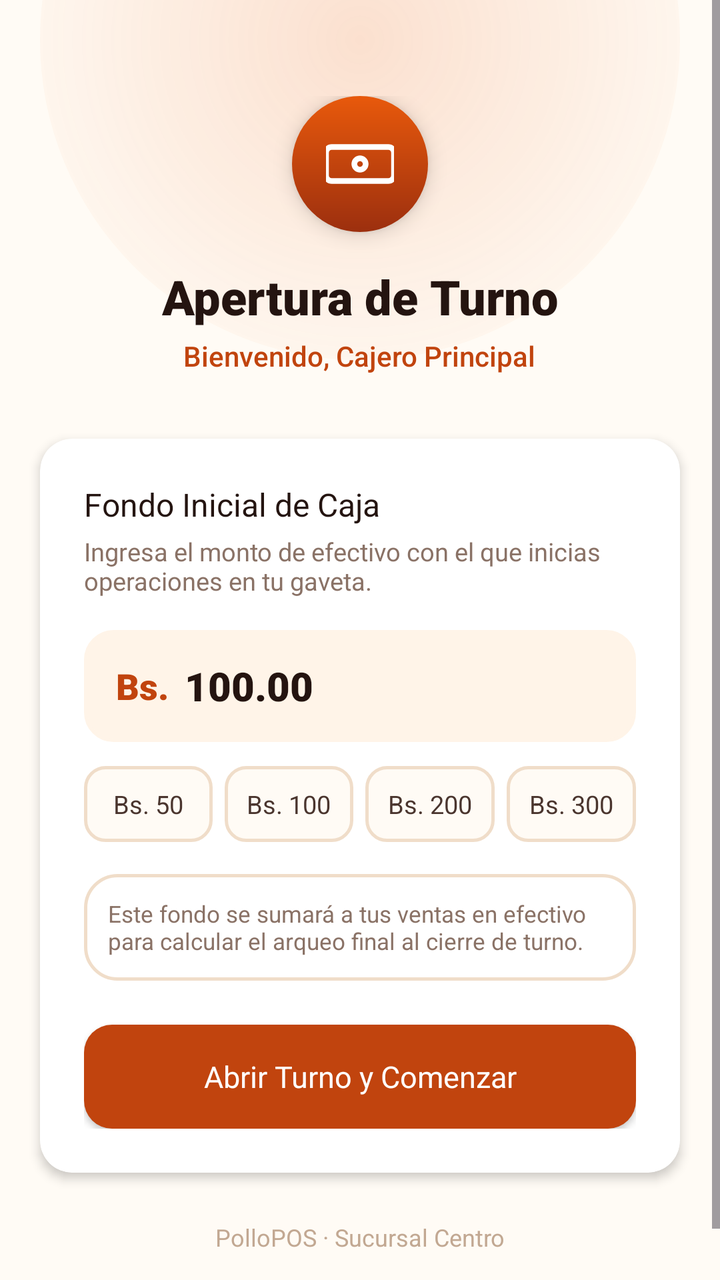
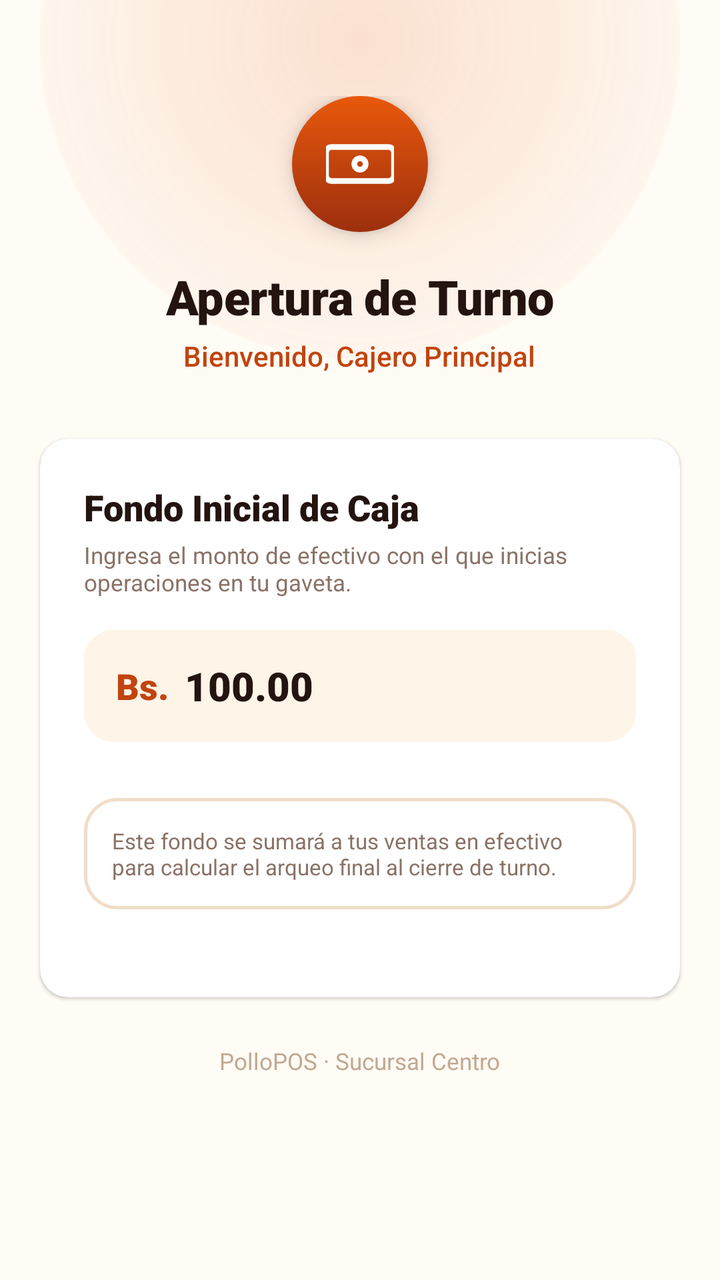

The first picture is an Android layout as it rendered before a commit; the second is the same layout after the commit. The layout source and the unified diff follow.
<!-- AndroidManifest.xml: application theme Theme.Pollogithub -->
<!-- res/layout/activity_apertura_caja.xml -->
<?xml version="1.0" encoding="utf-8"?>
<ScrollView xmlns:android="http://schemas.android.com/apk/res/android"
    xmlns:app="http://schemas.android.com/apk/res-auto"
    xmlns:tools="http://schemas.android.com/tools"
    android:id="@+id/mainApertura"
    android:layout_width="match_parent"
    android:layout_height="match_parent"
    android:fillViewport="true"
    android:background="@color/paper_50">

    <androidx.constraintlayout.widget.ConstraintLayout
        android:layout_width="match_parent"
        android:layout_height="wrap_content"
        android:paddingBottom="40dp">

        
        <View
            android:id="@+id/glowView"
            android:layout_width="320dp"
            android:layout_height="320dp"
            android:background="@drawable/bg_glow_top"
            app:layout_constraintEnd_toEndOf="parent"
            app:layout_constraintStart_toStartOf="parent"
            app:layout_constraintTop_toTopOf="parent"
            android:translationY="-140dp" />

        
        <LinearLayout
            android:id="@+id/headerApertura"
            android:layout_width="match_parent"
            android:layout_height="wrap_content"
            android:gravity="center_horizontal"
            android:orientation="vertical"
            android:paddingTop="48dp"
            android:paddingBottom="24dp"
            app:layout_constraintTop_toTopOf="parent">

            <FrameLayout
                android:layout_width="68dp"
                android:layout_height="68dp"
                android:layout_marginBottom="16dp"
                android:background="@drawable/bg_brand_logo"
                android:elevation="6dp">

                <ImageView
                    android:layout_width="34dp"
                    android:layout_height="34dp"
                    android:layout_gravity="center"
                    android:contentDescription="Apertura de turno"
                    android:src="@drawable/ic_cash_register"
                    app:tint="@color/white" />
            </FrameLayout>

            <TextView
                android:layout_width="wrap_content"
                android:layout_height="wrap_content"
                android:fontFamily="sans-serif-black"
                android:text="Apertura de Turno"
                android:textColor="@color/char_900"
                android:textSize="24sp" />

            <TextView
                android:id="@+id/tvAperturaWelcome"
                android:layout_width="wrap_content"
                android:layout_height="wrap_content"
                android:layout_marginTop="4dp"
                android:fontFamily="sans-serif-medium"
                android:text="Bienvenido, Cajero Principal"
                android:textColor="@color/ember_600"
                android:textSize="14sp" />
        </LinearLayout>

        
        <androidx.cardview.widget.CardView
            android:id="@+id/cardApertura"
            android:layout_width="match_parent"
            android:layout_height="wrap_content"
            android:layout_marginHorizontal="20dp"
            android:layout_marginTop="8dp"
            app:cardBackgroundColor="@color/white"
            app:cardCornerRadius="16dp"
            app:cardElevation="3dp"
            app:strokeColor="@color/line_color"
            app:strokeWidth="1dp"
            app:layout_constraintTop_toBottomOf="@id/headerApertura">

            <LinearLayout
                android:layout_width="match_parent"
                android:layout_height="wrap_content"
                android:orientation="vertical"
                android:padding="22dp">

                <TextView
                    android:layout_width="wrap_content"
                    android:layout_height="wrap_content"
                    android:fontFamily="sans-serif-bold"
                    android:text="Fondo Inicial de Caja"
                    android:textColor="@color/char_900"
                    android:textSize="16sp" />

                <TextView
                    android:layout_width="wrap_content"
                    android:layout_height="wrap_content"
                    android:layout_marginTop="4dp"
                    android:fontFamily="sans-serif"
                    android:text="Ingresa el monto de efectivo con el que inicias operaciones en tu gaveta."
                    android:textColor="@color/char_400"
                    android:textSize="12.5sp" />

                
                <LinearLayout
                    android:layout_width="match_parent"
                    android:layout_height="56dp"
                    android:layout_marginTop="16dp"
                    android:background="@drawable/bg_input_field"
                    android:backgroundTint="@color/paper_100"
                    android:gravity="center_vertical"
                    android:orientation="horizontal"
                    android:paddingHorizontal="16dp">

                    <TextView
                        android:layout_width="wrap_content"
                        android:layout_height="wrap_content"
                        android:fontFamily="sans-serif-black"
                        android:text="Bs."
                        android:textColor="@color/ember_600"
                        android:textSize="18sp" />

                    <EditText
                        android:id="@+id/etFondoInicial"
                        android:layout_width="0dp"
                        android:layout_height="match_parent"
                        android:layout_marginStart="8dp"
                        android:layout_weight="1"
                        android:background="@null"
                        android:fontFamily="sans-serif-black"
                        android:gravity="center_vertical"
                        android:hint="100.00"
                        android:importantForAutofill="no"
                        android:inputType="numberDecimal"
                        android:text="100.00"
                        android:textColor="@color/char_900"
                        android:textColorHint="@color/placeholder_text"
                        android:textSize="20sp" />
                </LinearLayout>

                
                <LinearLayout
                    android:layout_width="match_parent"
                    android:layout_height="wrap_content"
                    android:layout_marginTop="12dp"
                    android:gravity="center"
                    android:orientation="horizontal">

                    <TextView
                        android:id="@+id/btnQuickFondo50"
                        android:layout_width="0dp"
                        android:layout_height="38dp"
                        android:layout_marginEnd="6dp"
                        android:layout_weight="1"
                        android:background="@drawable/bg_quick_cash_btn"
                        android:fontFamily="sans-serif-bold"
                        android:gravity="center"
                        android:text="Bs. 50"
                        android:textColor="@color/char_700"
                        android:textSize="12.5sp" />

                    <TextView
                        android:id="@+id/btnQuickFondo100"
                        android:layout_width="0dp"
                        android:layout_height="38dp"
                        android:layout_marginEnd="6dp"
                        android:layout_weight="1"
                        android:background="@drawable/bg_quick_cash_btn"
                        android:fontFamily="sans-serif-bold"
                        android:gravity="center"
                        android:text="Bs. 100"
                        android:textColor="@color/char_700"
                        android:textSize="12.5sp" />

                    <TextView
                        android:id="@+id/btnQuickFondo200"
                        android:layout_width="0dp"
                        android:layout_height="38dp"
                        android:layout_marginEnd="6dp"
                        android:layout_weight="1"
                        android:background="@drawable/bg_quick_cash_btn"
                        android:fontFamily="sans-serif-bold"
                        android:gravity="center"
                        android:text="Bs. 200"
                        android:textColor="@color/char_700"
                        android:textSize="12.5sp" />

                    <TextView
                        android:id="@+id/btnQuickFondo300"
                        android:layout_width="0dp"
                        android:layout_height="38dp"
                        android:layout_weight="1"
                        android:background="@drawable/bg_quick_cash_btn"
                        android:fontFamily="sans-serif-bold"
                        android:gravity="center"
                        android:text="Bs. 300"
                        android:textColor="@color/char_700"
                        android:textSize="12.5sp" />
                </LinearLayout>

                
                <TextView
                    android:layout_width="match_parent"
                    android:layout_height="wrap_content"
                    android:layout_marginTop="16dp"
                    android:background="@drawable/bg_order_card"
                    android:fontFamily="sans-serif"
                    android:padding="12dp"
                    android:text="Este fondo se sumará a tus ventas en efectivo para calcular el arqueo final al cierre de turno."
                    android:textColor="@color/char_400"
                    android:textSize="11.5sp" />

                
                <androidx.appcompat.widget.AppCompatButton
                    android:id="@+id/btnAbrirTurno"
                    android:layout_width="match_parent"
                    android:layout_height="52dp"
                    android:layout_marginTop="22dp"
                    android:background="@drawable/bg_button_primary"
                    android:elevation="3dp"
                    android:fontFamily="sans-serif-bold"
                    android:text="Abrir Turno y Comenzar"
                    android:textAllCaps="false"
                    android:textColor="@color/white"
                    android:textSize="15sp" />

            </LinearLayout>
        </androidx.cardview.widget.CardView>

        
        <TextView
            android:layout_width="wrap_content"
            android:layout_height="wrap_content"
            android:layout_marginTop="24dp"
            android:fontFamily="sans-serif"
            android:text="PolloPOS · Sucursal Centro"
            android:textColor="@color/placeholder_text"
            android:textSize="12sp"
            app:layout_constraintEnd_toEndOf="parent"
            app:layout_constraintStart_toStartOf="parent"
            app:layout_constraintTop_toBottomOf="@id/cardApertura" />

    </androidx.constraintlayout.widget.ConstraintLayout>
</ScrollView>
<!-- resources referenced by this layout -->
<resources>
  <!-- unchanged entries left out for length: 21 -->
</resources>

<!-- the commit's change to res/layout/activity_apertura_caja.xml (unified diff, before → after) -->
@@ -52,60 +52,48 @@
             </FrameLayout>
 
             <TextView
+                android:textAppearance="@style/TextAppearance.Pollo.Title.Hero"
                 android:layout_width="wrap_content"
                 android:layout_height="wrap_content"
-                android:fontFamily="sans-serif-black"
-                android:text="Apertura de Turno"
-                android:textColor="@color/char_900"
-                android:textSize="24sp" />
+                android:text="Apertura de Turno" />
 
             <TextView
                 android:id="@+id/tvAperturaWelcome"
+                android:textAppearance="@style/TextAppearance.Pollo.Subtitle.Accent"
                 android:layout_width="wrap_content"
                 android:layout_height="wrap_content"
-                android:layout_marginTop="4dp"
-                android:fontFamily="sans-serif-medium"
-                android:text="Bienvenido, Cajero Principal"
-                android:textColor="@color/ember_600"
-                android:textSize="14sp" />
+                android:layout_marginTop="@dimen/spacing_xs"
+                android:text="Bienvenido, Cajero Principal" />
         </LinearLayout>
 
         
         <androidx.cardview.widget.CardView
             android:id="@+id/cardApertura"
+            style="@style/Widget.Pollo.Card.White"
             android:layout_width="match_parent"
             android:layout_height="wrap_content"
-            android:layout_marginHorizontal="20dp"
-            android:layout_marginTop="8dp"
-            app:cardBackgroundColor="@color/white"
-            app:cardCornerRadius="16dp"
-            app:cardElevation="3dp"
-            app:strokeColor="@color/line_color"
-            app:strokeWidth="1dp"
+            android:layout_marginHorizontal="@dimen/spacing_xl"
+            android:layout_marginTop="@dimen/spacing_s"
             app:layout_constraintTop_toBottomOf="@id/headerApertura">
 
             <LinearLayout
                 android:layout_width="match_parent"
                 android:layout_height="wrap_content"
                 android:orientation="vertical"
-                android:padding="22dp">
+                android:padding="@dimen/dialog_padding">
 
                 <TextView
+                    android:textAppearance="@style/TextAppearance.Pollo.Title.Medium"
                     android:layout_width="wrap_content"
                     android:layout_height="wrap_content"
-                    android:fontFamily="sans-serif-bold"
-                    android:text="Fondo Inicial de Caja"
-                    android:textColor="@color/char_900"
-                    android:textSize="16sp" />
+                    android:text="Fondo Inicial de Caja" />
 
                 <TextView
+                    android:textAppearance="@style/TextAppearance.Pollo.Subtitle"
                     android:layout_width="wrap_content"
                     android:layout_height="wrap_content"
-                    android:layout_marginTop="4dp"
-                    android:fontFamily="sans-serif"
-                    android:text="Ingresa el monto de efectivo con el que inicias operaciones en tu gaveta."
-                    android:textColor="@color/char_400"
-                    android:textSize="12.5sp" />
+                    android:layout_marginTop="@dimen/spacing_xs"
+                    android:text="Ingresa el monto de efectivo con el que inicias operaciones en tu gaveta." />
 
                 
                 <LinearLayout
@@ -154,94 +142,64 @@
 
                     <TextView
                         android:id="@+id/btnQuickFondo50"
-                        android:layout_width="0dp"
-                        android:layout_height="38dp"
+                        style="@style/Widget.Pollo.Button.QuickCash"
+                        android:layout_width="0dp"
                         android:layout_marginEnd="6dp"
                         android:layout_weight="1"
-                        android:background="@drawable/bg_quick_cash_btn"
-                        android:fontFamily="sans-serif-bold"
-                        android:gravity="center"
-                        android:text="Bs. 50"
-                        android:textColor="@color/char_700"
-                        android:textSize="12.5sp" />
+                        android:text="Bs. 50" />
 
                     <TextView
                         android:id="@+id/btnQuickFondo100"
-                        android:layout_width="0dp"
-                        android:layout_height="38dp"
+                        style="@style/Widget.Pollo.Button.QuickCash"
+                        android:layout_width="0dp"
                         android:layout_marginEnd="6dp"
                         android:layout_weight="1"
-                        android:background="@drawable/bg_quick_cash_btn"
-                        android:fontFamily="sans-serif-bold"
-                        android:gravity="center"
-                        android:text="Bs. 100"
-                        android:textColor="@color/char_700"
-                        android:textSize="12.5sp" />
+                        android:text="Bs. 100" />
 
                     <TextView
                         android:id="@+id/btnQuickFondo200"
-                        android:layout_width="0dp"
-                        android:layout_height="38dp"
+                        style="@style/Widget.Pollo.Button.QuickCash"
+                        android:layout_width="0dp"
                         android:layout_marginEnd="6dp"
                         android:layout_weight="1"
-                        android:background="@drawable/bg_quick_cash_btn"
-                        android:fontFamily="sans-serif-bold"
-                        android:gravity="center"
-                        android:text="Bs. 200"
-                        android:textColor="@color/char_700"
-                        android:textSize="12.5sp" />
+                        android:text="Bs. 200" />
 
                     <TextView
                         android:id="@+id/btnQuickFondo300"
-                        android:layout_width="0dp"
-                        android:layout_height="38dp"
-                        android:layout_weight="1"
-                        android:background="@drawable/bg_quick_cash_btn"
-                        android:fontFamily="sans-serif-bold"
-                        android:gravity="center"
-                        android:text="Bs. 300"
-                        android:textColor="@color/char_700"
-                        android:textSize="12.5sp" />
+                        style="@style/Widget.Pollo.Button.QuickCash"
+                        android:layout_width="0dp"
+                        android:layout_weight="1"
+                        android:text="Bs. 300" />
                 </LinearLayout>
 
                 
                 <TextView
+                    style="@style/Widget.Pollo.Card.Order"
+                    android:textAppearance="@style/TextAppearance.Pollo.Subtitle.Muted"
                     android:layout_width="match_parent"
                     android:layout_height="wrap_content"
                     android:layout_marginTop="16dp"
-                    android:background="@drawable/bg_order_card"
-                    android:fontFamily="sans-serif"
-                    android:padding="12dp"
-                    android:text="Este fondo se sumará a tus ventas en efectivo para calcular el arqueo final al cierre de turno."
-                    android:textColor="@color/char_400"
-                    android:textSize="11.5sp" />
+                    android:text="Este fondo se sumará a tus ventas en efectivo para calcular el arqueo final al cierre de turno." />
 
                 
                 <androidx.appcompat.widget.AppCompatButton
                     android:id="@+id/btnAbrirTurno"
-                    android:layout_width="match_parent"
-                    android:layout_height="52dp"
+                    style="@style/Widget.Pollo.Button.Primary"
+                    android:layout_width="match_parent"
                     android:layout_marginTop="22dp"
-                    android:background="@drawable/bg_button_primary"
                     android:elevation="3dp"
-                    android:fontFamily="sans-serif-bold"
-                    android:text="Abrir Turno y Comenzar"
-                    android:textAllCaps="false"
-                    android:textColor="@color/white"
-                    android:textSize="15sp" />
+                    android:text="Abrir Turno y Comenzar" />
 
             </LinearLayout>
         </androidx.cardview.widget.CardView>
 
         
         <TextView
+            android:textAppearance="@style/TextAppearance.Pollo.Caption"
             android:layout_width="wrap_content"
             android:layout_height="wrap_content"
-            android:layout_marginTop="24dp"
-            android:fontFamily="sans-serif"
+            android:layout_marginTop="@dimen/spacing_2xl"
             android:text="PolloPOS · Sucursal Centro"
-            android:textColor="@color/placeholder_text"
-            android:textSize="12sp"
             app:layout_constraintEnd_toEndOf="parent"
             app:layout_constraintStart_toStartOf="parent"
             app:layout_constraintTop_toBottomOf="@id/cardApertura" />
<!-- resource entries referenced after the edit -->
@@ -1,5 +1,82 @@
 <!-- resources referenced by this layout -->
 <resources>
+  <dimen name="dialog_padding">22dp</dimen>
+  <dimen name="spacing_2xl">24dp</dimen>
+  <dimen name="spacing_s">8dp</dimen>
+  <dimen name="spacing_xl">20dp</dimen>
+  <dimen name="spacing_xs">4dp</dimen>
+  <style name="TextAppearance.Pollo.Caption" parent="TextAppearance.Pollo">
+          <item name="android:fontFamily">sans-serif</item>
+          <item name="android:textColor">@color/placeholder_text</item>
+          <item name="android:textSize">@dimen/text_size_caption</item>
+      </style>
+  <style name="TextAppearance.Pollo.Subtitle" parent="TextAppearance.Pollo">
+          <item name="android:fontFamily">sans-serif</item>
+          <item name="android:textColor">@color/char_400</item>
+          <item name="android:textSize">@dimen/text_size_caption</item>
+      </style>
+  <style name="TextAppearance.Pollo.Subtitle.Accent" parent="TextAppearance.Pollo">
+          <item name="android:fontFamily">sans-serif-medium</item>
+          <item name="android:textColor">@color/ember_600</item>
+          <item name="android:textSize">14sp</item>
+      </style>
+  <style name="TextAppearance.Pollo.Subtitle.Muted" parent="TextAppearance.Pollo.Subtitle">
+          <item name="android:textSize">11sp</item>
+      </style>
+  <style name="TextAppearance.Pollo.Title.Hero" parent="TextAppearance.Pollo.Title">
+          <item name="android:fontFamily">sans-serif-black</item>
+          <item name="android:textColor">@color/char_900</item>
+          <item name="android:textSize">@dimen/text_size_hero</item>
+          <item name="android:letterSpacing">-0.01</item>
+      </style>
+  <style name="TextAppearance.Pollo.Title.Medium" parent="TextAppearance.Pollo.Title">
+          <item name="android:fontFamily">sans-serif-black</item>
+          <item name="android:textColor">@color/char_900</item>
+          <item name="android:textSize">@dimen/text_size_title_medium</item>
+      </style>
+  <style name="Widget.Pollo.Button.Primary" parent="Widget.Pollo.Button">
+          <item name="android:background">@drawable/bg_button_primary</item>
+          <item name="android:fontFamily">sans-serif-bold</item>
+          <item name="android:textColor">@color/white</item>
+          <item name="android:textSize">@dimen/text_size_btn_primary</item>
+          <item name="android:textAllCaps">false</item>
+          <item name="android:paddingHorizontal">@dimen/spacing_xl</item>
+          <item name="android:minHeight">@dimen/btn_height_primary</item>
+          <item name="android:stateListAnimator">@null</item>
+      </style>
+  <style name="Widget.Pollo.Button.QuickCash" parent="Widget.Pollo">
+          <item name="android:background">@drawable/bg_quick_cash_btn</item>
+          <item name="android:fontFamily">sans-serif-bold</item>
+          <item name="android:textColor">@color/char_700</item>
+          <item name="android:textSize">@dimen/text_size_label</item>
+          <item name="android:gravity">center</item>
+          <item name="android:minHeight">@dimen/btn_height_small</item>
+      </style>
+  <style name="Widget.Pollo.Card.Order" parent="Widget.Pollo.Card">
+          <item name="android:background">@drawable/bg_order_card</item>
+          <item name="android:padding">@dimen/card_padding_standard</item>
+      </style>
+  <style name="Widget.Pollo.Card.White" parent="Widget.Pollo.Card">
+          <item name="cardBackgroundColor">@color/white</item>
+          <item name="cardCornerRadius">@dimen/radius_card</item>
+          <item name="cardElevation">1dp</item>
+          <item name="strokeColor">@color/line_color</item>
+          <item name="strokeWidth">1dp</item>
+      </style>
+  <style name="TextAppearance.Pollo" parent="android:TextAppearance" />
+  <dimen name="text_size_caption">11.5sp</dimen>
+  <style name="TextAppearance.Pollo.Title" parent="TextAppearance.Pollo" />
+  <dimen name="text_size_hero">24sp</dimen>
+  <dimen name="text_size_title_medium">18sp</dimen>
+  <style name="Widget.Pollo.Button" parent="Widget.AppCompat.Button" />
+  <dimen name="text_size_btn_primary">15sp</dimen>
+  <dimen name="btn_height_primary">52dp</dimen>
+  <style name="Widget.Pollo" parent="" />
+  <dimen name="text_size_label">12.5sp</dimen>
+  <dimen name="btn_height_small">38dp</dimen>
+  <style name="Widget.Pollo.Card" parent="" />
+  <dimen name="card_padding_standard">14dp</dimen>
+  <dimen name="radius_card">14dp</dimen>
   <!-- unchanged entries left out for length: 21 -->
 </resources>
 
